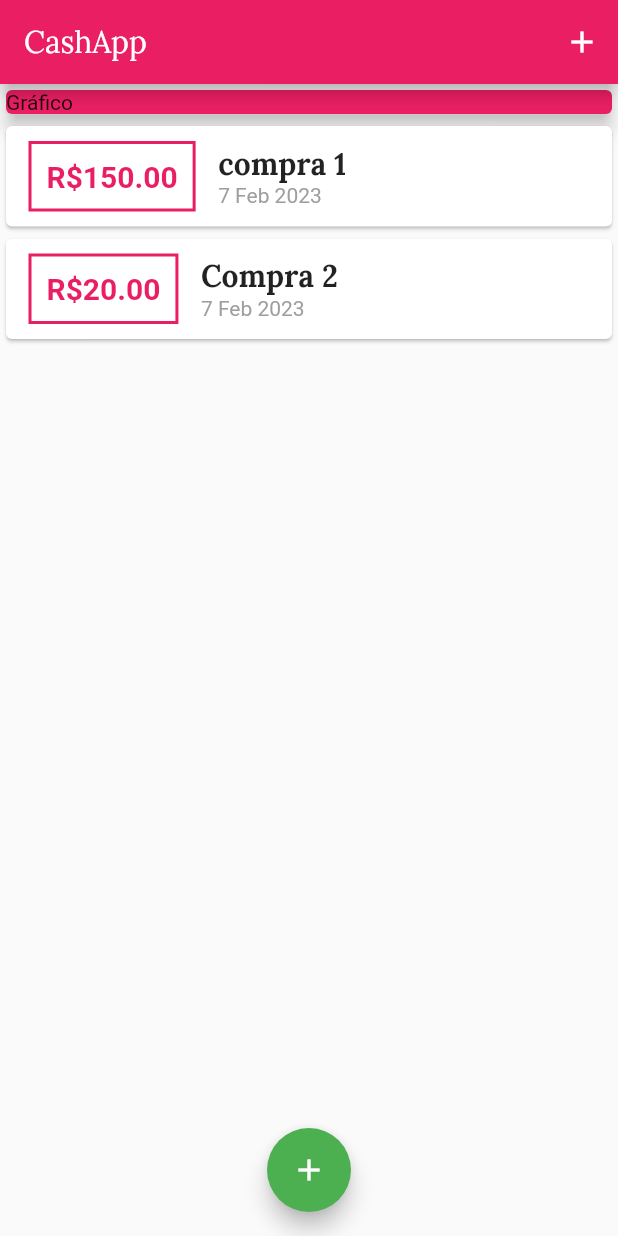
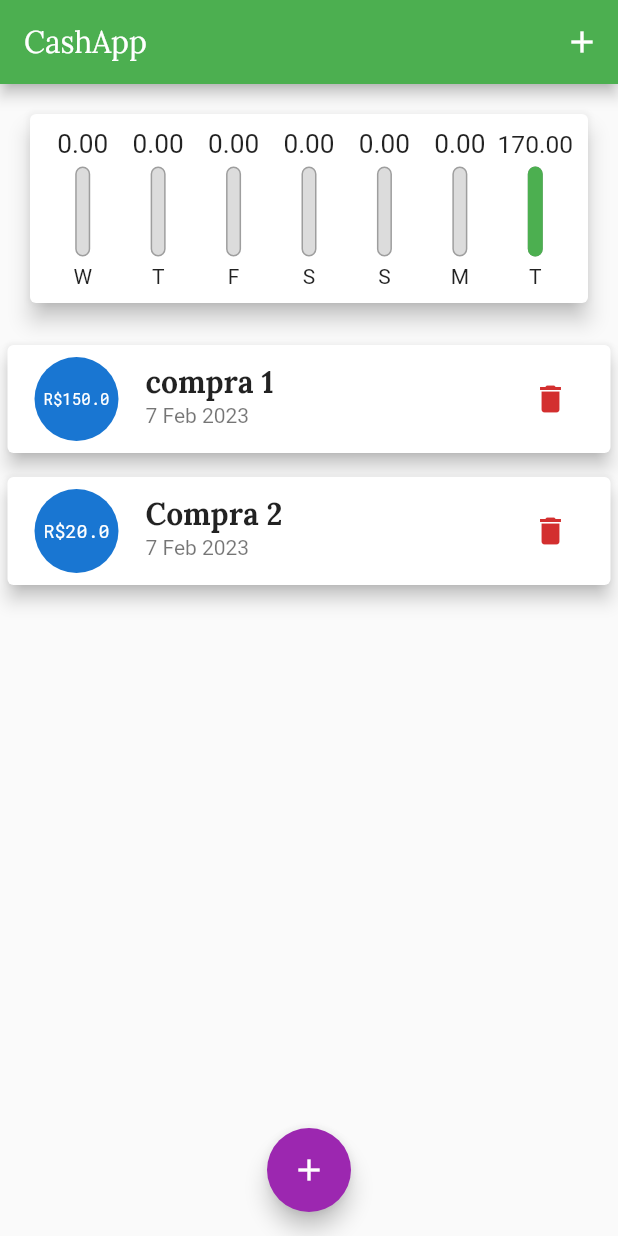
Before and after one commit to GuiVideira/projeto_Cash, a Flutter app: the screen it shows after launch, on a phone screen of 412 x 824 dp. Run offline on Flutter 3.47's test engine with Material 2 defaults, Android fonts, the light colour scheme and no system bars.

Commit message:
possivelmente o último commi

```diff
--- /dev/null
+++ b/lib/components/chart.dart
@@ -0,0 +1,69 @@
+import 'package:flutter/material.dart';
+import 'package:intl/intl.dart';
+import '../models/transaction.dart';
+import 'chart_bar.dart';
+
+class Chart extends StatelessWidget {
+
+
+  final List<Transaction> recentTransactions;
+
+  const Chart (this.recentTransactions, {super.key});
+
+  List<Map<String, Object>> get groupedTransactions {
+    return List.generate(7, (index) {
+      final weekDay = DateTime.now().subtract(
+        Duration(days:index),
+      );
+
+      double totalSum=0.0;
+
+      for(var i = 0; i < recentTransactions.length; i++) {
+        bool sameDay = recentTransactions[i].date.day == weekDay.day;
+        bool sameMonth = recentTransactions[i].date.month == weekDay.month;
+        bool sameYear = recentTransactions[i].date.year == weekDay.year;
+
+        if(sameDay && sameMonth && sameYear) {
+          totalSum += recentTransactions[i].value;
+        }
+      }
+
+
+      return {
+        'day': DateFormat.E().format(weekDay)[0],
+        'value' : totalSum,
+        };
+    }).reversed.toList();
+  }
+
+  double get _weekTotalValue {
+    return groupedTransactions.fold(0.0, (sum, tr) {
+      return sum + double.parse(tr['value'].toString());
+    });
+  }
+
+  @override
+  Widget build(BuildContext context) {
+    groupedTransactions;
+    return Card(
+      elevation:6,
+      margin: EdgeInsets.all(20),
+      child:Padding(
+        padding: const EdgeInsets.all(10.0),
+        child: Row(
+          mainAxisAlignment:MainAxisAlignment.spaceAround,
+          children: groupedTransactions.map((tr) {
+            return Flexible(
+              fit: FlexFit.tight,
+              child: ChartBar(
+                label: tr['day'].toString(),
+                value: double.parse(tr['value'].toString()),
+                percentage: _weekTotalValue== 0 ? 0 : (tr['value'] as double) / _weekTotalValue,
+                ),
+            );
+          }).toList(),
+          ),
+      ),
+    );
+  }
+}
--- /dev/null
+++ b/lib/components/chart_bar.dart
@@ -0,0 +1,61 @@
+import 'package:flutter/material.dart';
+
+class ChartBar extends StatelessWidget {
+
+
+  final String label;
+  final double value;
+  final double percentage;
+
+  const ChartBar({
+    required this.label,
+    required this.value,
+    required this.percentage,
+    super.key
+    });
+
+  @override
+  Widget build(BuildContext context) {
+    return Column(
+      children: <Widget>[
+        Container(
+          height:20,
+          child: FittedBox(
+            child:Text('${value.toStringAsFixed(2)}'),
+          ),
+        ),
+        SizedBox(height: 5),
+        Container(
+          height: 60,
+          width: 10,
+          child: Stack(
+            alignment: Alignment.bottomCenter,
+            children: <Widget> [
+              Container(
+                decoration: BoxDecoration(
+                  border: Border.all(
+                    color: Colors.grey,
+                    width: 1.0,
+                  ),
+                  color:const Color.fromRGBO(220, 220, 220, 1),
+                  borderRadius: BorderRadius.circular(5),
+                ),
+              ),
+              FractionallySizedBox(
+                heightFactor:percentage,
+                child: Container(
+                  decoration: BoxDecoration(
+                    color: Theme.of(context).colorScheme.primary,
+                    borderRadius: BorderRadius.circular(5)
+                  )
+                ),
+              )
+            ],
+          ),
+        ),
+        SizedBox(height: 5),
+        Text(label),
+      ],
+    );
+  }
+}
--- a/lib/components/transaction_form.dart
+++ b/lib/components/transaction_form.dart
@@ -1,7 +1,8 @@
 import 'package:flutter/material.dart';
+import 'package:intl/intl.dart';
 
 class TransactionForm extends StatefulWidget {
-  final void Function(String, double) onSubmit;
+  final void Function(String, double, DateTime) onSubmit;
 
   const TransactionForm(this.onSubmit, {super.key});
 
@@ -10,20 +11,37 @@
 }
 
 class _TransactionFormState extends State<TransactionForm> {
-  TextEditingController titleController = TextEditingController();
-
-  TextEditingController valueController = TextEditingController();
+  TextEditingController _titleController = TextEditingController();
+  TextEditingController _valueController = TextEditingController();
+    DateTime? _selectedDate = DateTime.now();
 
   _submitForm () {
-    final title = titleController.text;
-    final value = double.tryParse(valueController.text) ?? 0.0;
+    final title = _titleController.text;
+    final value = double.tryParse(_valueController.text) ?? 0.0;
 
-    if(title.isEmpty || value <= 0 ){
+    if(title.isEmpty || value <= 0 ||  _selectedDate == null){
       return;
     }
 
-    widget.onSubmit(title, value);
+    widget.onSubmit(title, value, _selectedDate!);
 
+  }
+
+  _showDatePicker() {
+    showDatePicker(
+      context: context,
+      initialDate: DateTime.now(),
+      firstDate: DateTime(2022),
+      lastDate: DateTime.now(),
+    ).then((pickedDate) {
+      if(pickedDate == null){
+        return;
+      }
+
+      setState(() {
+        _selectedDate = pickedDate;
+      });
+    });
   }
 
   @override
@@ -35,24 +53,42 @@
                   child: Column(
                     children:  <Widget>[
                        TextField(
-                        controller: titleController,
+                        controller: _titleController,
                         onSubmitted: (_) => _submitForm(),
                         decoration: const InputDecoration(
                           labelText: 'Título',
                         ),
                       ),
                        TextField(
-                        controller: valueController,
+                        controller: _valueController,
                         keyboardType: const TextInputType.numberWithOptions(decimal: true),
                         decoration: const InputDecoration(
                           labelText: 'Valor(R\$)',
                         ),
                       ),
+                     Container(
+                      height:70,
+                       child: Row(
+                        children: <Widget>[
+                          Expanded(
+                            child: Text(
+                              _selectedDate == null ?'Nenhuma data selecionada!'
+                              :'Data Selecioanda: ${DateFormat('d/M/y').format(_selectedDate!)}'
+                              ),
+                          ),
+                          TextButton(
+                            child: Text('Selecionar Data'),
+                            onPressed: _showDatePicker, )
+                        ],
+                       ),
+                     ),
                      Row(
                       mainAxisAlignment: MainAxisAlignment.end,
                        children: [
-                         TextButton(
-                          style: TextButton.styleFrom(foregroundColor: Colors.orange),
+                         ElevatedButton(
+                          style: ElevatedButton.styleFrom(
+                            foregroundColor: Colors.white, backgroundColor: Theme.of(context).primaryColor,
+                          ),
                           onPressed: _submitForm,
                           child: const Text('Nova Transação'),
                           ),
--- a/lib/components/transaction_list.dart
+++ b/lib/components/transaction_list.dart
@@ -3,62 +3,65 @@
 import 'package:intl/intl.dart';
 
 class TransactionList extends StatelessWidget {
+  final List<Transaction> transactions;
+  final void Function(String) onRemove;
 
-
-  final List<Transaction> transactions;
-
-  const TransactionList(this.transactions, {super.key});
+  const TransactionList(this.transactions,  this.onRemove, {super.key});
   @override
   Widget build(BuildContext context) {
-    return Container(
-      height:300,
-      child: ListView.builder(
-        itemCount: transactions.length,
-        itemBuilder: (ctx, index){
-          final tr = transactions[index];
-          return Card(
-                    child: Row(
+    return SizedBox(
+      height:395,
+      child: transactions.isEmpty ? Column(  //se a transactions tiver vazia, a imagem aparecerá
         children: <Widget>[
-                        Container(
-                          margin:const EdgeInsets.symmetric(
-                            horizontal: 15,
-                            vertical: 10
-                          ),
-                          decoration: BoxDecoration(
-                            border: Border.all(
-                              color: Theme.of(context).colorScheme.primary,
-                              width: 2,
-                            )
-                          ), //Estiliazção do Contaiter na parte do preço
-                          padding: const EdgeInsets.all(10),
-                          child: Text(
-                            'R\$${tr.value.toStringAsFixed(2)}',
-                            style: TextStyle(
-                              fontWeight: FontWeight.bold,
-                              fontSize: 20,
-                              color: Theme.of(context).colorScheme.primary,//Estilização da fonte
-                            ),
-                            ),
-                        ),
-                        Column(
-                          mainAxisAlignment: MainAxisAlignment.start,
-                          crossAxisAlignment: CrossAxisAlignment.start,
-                          children: <Widget>[
+          const SizedBox(height: 20),
           Text(
-                              tr.title,
+            'Nenhuma Transação Cadastrada!',
             style:Theme.of(context).textTheme.headline6,
           ),
-                            Text(
-                              DateFormat('d MMM y').format(tr.date),//data formatada no padrão dia mes ano
-                              style: const TextStyle(
-                                color: Colors.grey,        //Estilização da fonte
+          const SizedBox(height: 30),
+          SizedBox(
+            height: 200,
+            child: Image.asset(
+              'assets/images/cartoon-money.png',
+              fit: BoxFit.cover,
             ),
           ),
         ],
       )
-                      ],
-                  )
-                );//Foi feito uma para que apareça as informações que faltavam,
+      : ListView.builder(
+        itemCount: transactions.length,
+        itemBuilder: (ctx, index){
+          final tr = transactions[index];
+          return  Card(
+            elevation: 5,
+            margin:const EdgeInsets.symmetric(
+              vertical: 8,
+              horizontal: 5,
+            ),
+            child: ListTile(
+              leading: CircleAvatar(
+                radius: 30,
+                child: Padding(
+                  padding: const EdgeInsets.all(8.0),
+                  child: FittedBox(
+                    child: Text('R\$${tr.value}'),
+                  ),
+                ),
+              ),
+              title: Text(
+                tr.title,
+                style: Theme.of(context).textTheme.headline6,
+              ),
+              subtitle: Text(
+                DateFormat('d MMM y').format(tr.date),
+              ),
+              trailing: IconButton(
+                icon: const Icon(Icons.delete),
+                color:Theme.of(context).errorColor,
+                onPressed: (() => onRemove(tr.id)),
+              ),
+            ),
+          );
         },
       )
     );
--- a/lib/main.dart
+++ b/lib/main.dart
@@ -2,6 +2,7 @@
 import 'dart:math';
 import '/components/transaction_form.dart';
 import '/components/transaction_list.dart';
+import '/components/chart.dart';
 import 'models/transaction.dart';
 main() => runApp(const CashApp());
 
@@ -16,10 +17,10 @@
       home: const HomePage(),
       theme: ThemeData(
         colorScheme: ColorScheme.fromSwatch(
-          primarySwatch: Colors.pink,
+          primarySwatch: Colors.green,
         )
         .copyWith(
-          secondary: Colors.green,
+          secondary: Colors.purple,
         ),//aqui foi posto um esquema de cores, uma cor principal e uma secundária que muda as cores de forma geral e o botão floatingActionButton respectivamente.
         fontFamily: 'RobotoMono',
         textTheme: ThemeData.light().textTheme.copyWith(
@@ -27,8 +28,13 @@
             fontFamily: 'Lora',
             fontSize: 20,
             fontWeight: FontWeight.bold,
-          )
+          ),
+          button: const TextStyle(
+            color:Colors.white,
+            fontWeight: FontWeight.bold,
+          ),
         ),
+
         appBarTheme: const AppBarTheme(
           titleTextStyle: TextStyle(
             fontFamily:'Lora',fontSize:20,
@@ -48,7 +54,7 @@
 
 class _HomePageState extends State<HomePage> {
 
-  final _transactions = [
+  final List <Transaction>_transactions = [
     Transaction(
       id: 't1',
       title: 'compra 1',
@@ -63,13 +69,20 @@
     ),
   ];
 
+  List<Transaction> get _recentTransactions {
+    return _transactions.where((tr) {
+      return tr.date.isAfter(DateTime.now().subtract(
+        const Duration(days: 7),
+      ));
+    }).toList();
+  }
 
-    _addTransaction(String title, double value) {
+    _addTransaction(String title, double value, DateTime date) {
       final newTransaction = Transaction(
         id: Random().nextDouble().toString(),
         title: title,
         value:value,
-        date: DateTime.now(),
+        date: date,
       );
 
       setState(() {
@@ -78,6 +91,13 @@
       //Navigator.of serve para fechar o modal(formulario), aplicação stateless
       Navigator.of(context).pop();
     }
+
+  _removeTransaction(String id) {
+    setState((){
+      _transactions.removeWhere((tr) => tr.id == id);
+    });
+  }
+
 
   _openTransactionFormModal(BuildContext context){
     showModalBottomSheet(
@@ -105,15 +125,8 @@
         child: Column(
           crossAxisAlignment: CrossAxisAlignment.stretch,
           children: <Widget>[
-               SizedBox(
-                width: double.infinity,
-                child: Card(
-                  color: Theme.of(context).colorScheme.primary,
-                  elevation: 5,
-                  child: const Text('Gráfico'),
-                  ),
-              ),
-              TransactionList(_transactions),
+               Chart(_recentTransactions),
+              TransactionList(_transactions, _removeTransaction),
           ]
         ),
       ),
--- a/pubspec.yaml
+++ b/pubspec.yaml
@@ -63,8 +63,8 @@
   uses-material-design: true
 
   # To add assets to your application, add an assets section, like this:
-  # assets:
-  #   - images/a_dot_burr.jpeg
+  assets:
+   - assets/images/cartoon-money.png
   #   - images/a_dot_ham.jpeg
 
   # An image asset can refer to one or more resolution-specific "variants", see
```
Also changed, not shown: assets/images/cartoon-money.png (added). Lines whose indentation alone changed are shown as unchanged.
